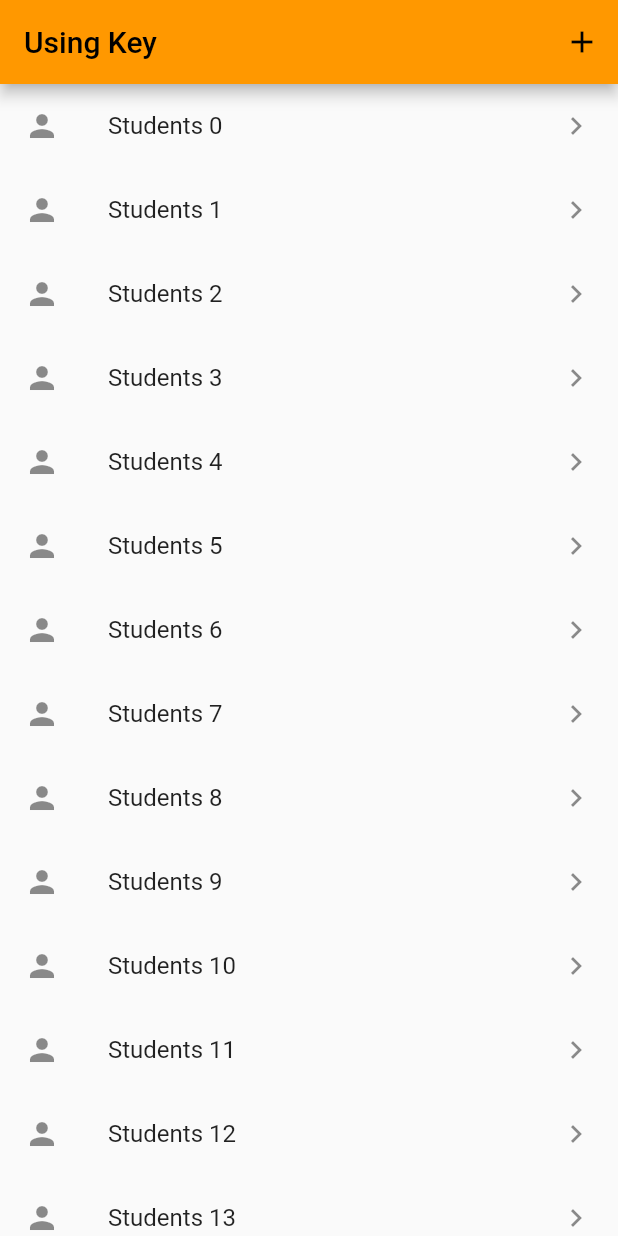
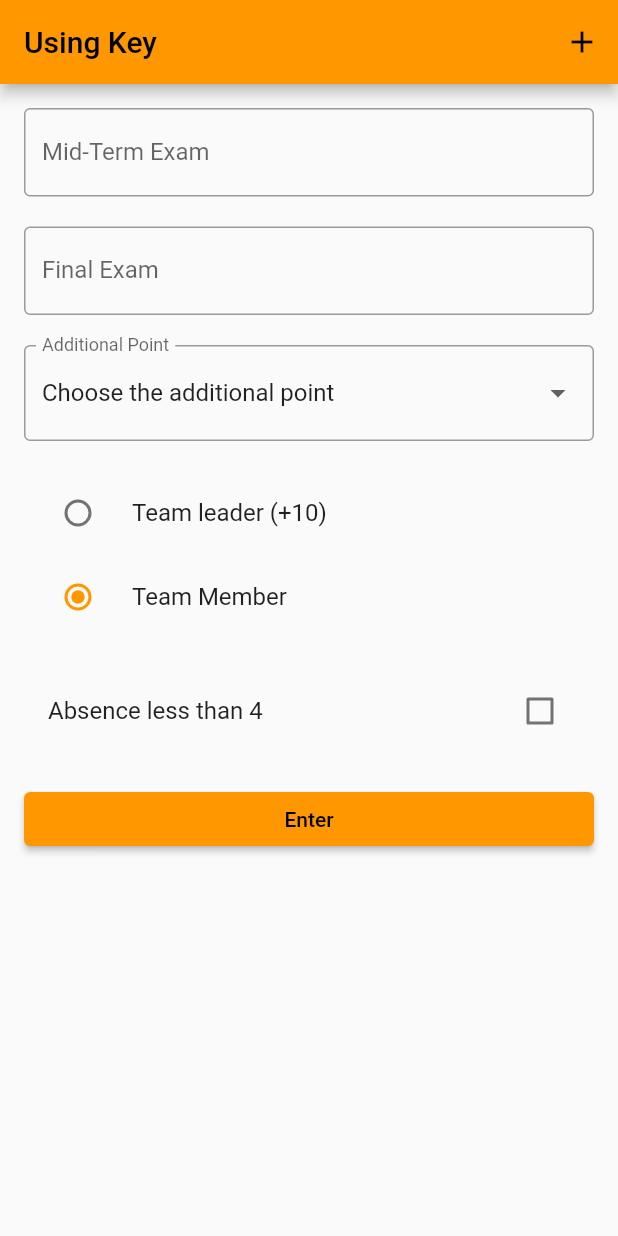
Before and after one commit to gaeun23/flutter-practice, a Flutter app: the screen it shows after launch, on a phone screen of 412 x 824 dp. Run offline on Flutter 3.47's test engine with Material 2 defaults, Android fonts, the phone set to English and light mode, and no system bars.

Commit message:
7주차 강의 2-Global Key, Form

```diff
--- a/lib/main.dart
+++ b/lib/main.dart
@@ -29,8 +29,6 @@ class MyHomePage extends StatefulWidget {
 }
 
 class _MyHomePageState extends State<MyHomePage> {
-  List list = List.generate(20, (index) => index);
-
   @override
   Widget build(BuildContext context) {
     return Scaffold(
@@ -38,40 +36,173 @@ class _MyHomePageState extends State<MyHomePage> {
         title: const Text('Using Key'),
         actions: [IconButton(onPressed: () {}, icon: const Icon(Icons.add))],
       ),
+      body: MyForm(),
+    );
+  }
+}
 
-        // ListView 의 필수 속성 : itemBuilder 와 itemCount
-        // ReorderableListView 의 필수 속성 : onReorder
-        // ReorderableListView 의 모든 item은 반드시 key를 가져야 함.
+class MyForm extends StatefulWidget {
+  const MyForm({Key? key}) : super(key: key);
 
-        // Dismissible widget은 반드시 key를 가져야 함
-        body: ReorderableListView.builder(
-          itemBuilder: (context, i) {
-            return Dismissible(
-              key: ValueKey(list[i]),
-              background: Container(
-                color: Colors.orange,
+  @override
+  State<MyForm> createState() => _MyFormState();
+}
+
+class _MyFormState extends State<MyForm> {
+  StudentResult studentResult = StudentResult(0, 0, 0, 0, false);
+  final _formKey = GlobalKey<FormState>();
+
+  @override
+  Widget build(BuildContext context) {
+    return Form(
+      key: _formKey,
+      child: Padding(
+        padding: const EdgeInsets.all(16.0),
+        child: ListView(
+          children: [
+            TextFormField(
+              decoration: const InputDecoration(
+                border: OutlineInputBorder(),
+                labelText: 'Mid-Term Exam',
               ),
-              child: ListTile(
-                title: Text('Students ${list[i]}'),
-                leading: const Icon(Icons.person),
-                trailing: const Icon(Icons.navigate_next),
+              validator: (value) {
+                if (value == null || value.isEmpty) {
+                  return 'Insert some Texts';
+                } else if (int.tryParse(value) == null) {
+                  return 'Insert some Integer';
+                }
+                return null;
+              },
+              onSaved: (value) {
+                studentResult.midTermExam = int.parse(value!);
+              },
             ),
-              onDismissed: (direction) {
+            const SizedBox(
+              height: 20,
+            ),
+            TextFormField(
+              decoration: const InputDecoration(
+                border: OutlineInputBorder(),
+                labelText: 'Final Exam',
+              ),
+              validator: (value) {
+                if (value == null || value.isEmpty) {
+                  return 'Insert some Texts';
+                } else if (int.tryParse(value) == null) {
+                  return 'Insert some Integer';
+                }
+                return null;
+              },
+              onSaved: (value) {
+                studentResult.finalTermExam = int.parse(value!);
+              },
+            ),
+            const SizedBox(
+              height: 20,
+            ),
+            DropdownButtonFormField(
+              decoration: const InputDecoration(
+                border: OutlineInputBorder(),
+                labelText: 'Additional Point',
+              ),
+              value: studentResult.additionalPoint,
+              items: List.generate(11, (index) {
+                if (index == 0) {
+                  return DropdownMenuItem(
+                    value: index,
+                    child: const Text('Choose the additional point'),
+                  );
+                }
+                return DropdownMenuItem(
+                  value: index,
+                  child: Text('${index - 1} point'),
+                );
+              }),
+              onChanged: (value) {
                 setState(() {
-                  list.removeAt(i);
+                  studentResult.additionalPoint = value! - 1;
                 });
               },
-            );
+              validator: (value) {
+                if (value == 0) {
+                  return 'Please select the point';
+                }
+                return null;
               },
-          itemCount: list.length,
-          onReorder: (int oldIndex, int newIndex) {
+            ),
+            const SizedBox(
+              height: 20,
+            ),
+            RadioListTile(
+                title: const Text('Team leader (+10)'),
+                value: 10,
+                groupValue: studentResult.teamLeaderPoint,
+                onChanged: (value) {
                   setState(() {
-              if (oldIndex < newIndex) {
-                newIndex -= 1;
+                    studentResult.teamLeaderPoint = 10;
+                  });
+                }),
+            RadioListTile(
+                title: const Text('Team Member'),
+                value: 0,
+                groupValue: studentResult.teamLeaderPoint,
+                onChanged: (value) {
+                  setState(() {
+                    studentResult.teamLeaderPoint = 0;
+                  });
+                }),
+            const SizedBox(
+              height: 20,
+            ),
+            CheckboxListTile(
+                title: const Text('Absence less than 4'),
+                value: studentResult.attendance,
+                onChanged: (value) {
+                  setState(() {
+                    studentResult.attendance = value!;
+                  });
+                }),
+            const SizedBox(
+              height: 20,
+            ),
+            ElevatedButton(
+              onPressed: () {
+                setState(() {
+                  if (_formKey.currentState!.validate()) {
+                    ScaffoldMessenger.of(context).showSnackBar(const SnackBar(
+                      content: Text('Processing data'),
+                    ));
+                    _formKey.currentState!.save();
+                    print(studentResult);
                   }
-              list.insert(newIndex, list.removeAt(oldIndex));
                 });
               },
-        ));
+              child: const Text('Enter'),
+            ),
+          ],
+        ),
+      ),
+    );
   }
 }
+
+class StudentResult {
+  int midTermExam;
+  int finalTermExam;
+  int teamLeaderPoint;
+  int additionalPoint;
+  bool attendance;
+
+  StudentResult(this.midTermExam, this.finalTermExam, this.teamLeaderPoint,
+      this.additionalPoint, this.attendance);
+
+  @override
+  String toString() {
+    return '('
+        '$midTermExam, '
+        '$finalTermExam, '
+        '$teamLeaderPoint, '
+        '$additionalPoint, '
+        '$attendance)';
+  }
+}
```
Lines whose indentation alone changed are shown as unchanged.
